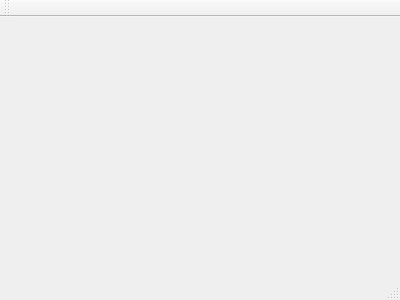
Above: consumiIdrici/mainwindow.ui from FedericoMartinese/ConsumiIdrici before the change. Below: the same form after it.
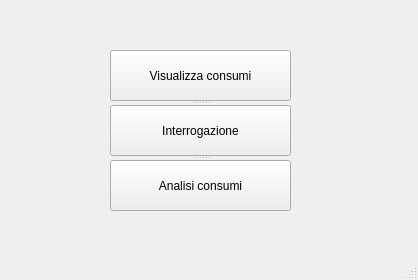
That is the form after the change.

The edit to the form file:
```diff
--- a/consumiIdrici/mainwindow.ui
+++ b/consumiIdrici/mainwindow.ui
@@ -1,24 +1,50 @@
 <ui version="4.0">
  <class>MainWindow</class>
- <widget class="QMainWindow" name="MainWindow" >
-  <property name="geometry" >
+ <widget class="QMainWindow" name="MainWindow">
+  <property name="geometry">
    <rect>
     <x>0</x>
     <y>0</y>
-    <width>400</width>
-    <height>300</height>
+    <width>418</width>
+    <height>280</height>
    </rect>
   </property>
   <property name="windowTitle" >
    <string>MainWindow</string>
   </property>
-  <widget class="QMenuBar" name="menuBar" />
-  <widget class="QToolBar" name="mainToolBar" />
-  <widget class="QWidget" name="centralWidget" />
-  <widget class="QStatusBar" name="statusBar" />
+  <widget class="QWidget" name="centralWidget">
+   <widget class="QSplitter" name="splitter">
+    <property name="geometry">
+     <rect>
+      <x>110</x>
+      <y>50</y>
+      <width>181</width>
+      <height>161</height>
+     </rect>
+    </property>
+    <property name="orientation">
+     <enum>Qt::Vertical</enum>
+    </property>
+    <widget class="QPushButton" name="viewButton">
+     <property name="text">
+      <string>Visualizza consumi</string>
+     </property>
+    </widget>
+    <widget class="QPushButton" name="queryButton">
+     <property name="text">
+      <string>Interrogazione</string>
+     </property>
+    </widget>
+    <widget class="QPushButton" name="analysisButton">
+     <property name="text">
+      <string>Analisi consumi</string>
+     </property>
+    </widget>
+   </widget>
+  </widget>
+  <widget class="QStatusBar" name="statusBar"/>
  </widget>
- <layoutDefault spacing="6" margin="11" />
- <pixmapfunction></pixmapfunction>
+ <layoutdefault spacing="6" margin="11"/>
  <resources/>
  <connections/>
 </ui>
```
Left out of the diff: 5 changed lines with no effect on the pictures.
